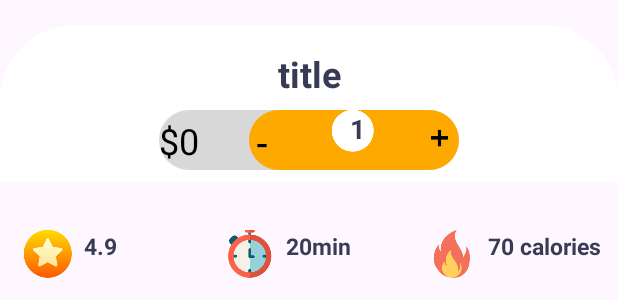
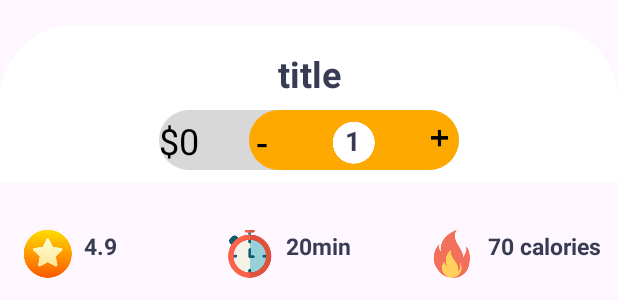
Before and after one commit to a01685958283/PRM392-G4, an Android app: the layout activity_show_detail.xml on its own in the app's theme, with its tools: preview values and no code run, on a phone screen of 412 x 824 dp. Shown: the part 511-811 px from the top of the screen. Run offline under Robolectric (Android 15) with nearby library versions, the phone set to English and light mode, and no system bars.

Commit message:
Error x34

```diff
--- a/app/src/main/AndroidManifest.xml
+++ b/app/src/main/AndroidManifest.xml
@@ -12,6 +12,9 @@
         android:supportsRtl="true"
         android:theme="@style/Theme.TeamPRM392"
         tools:targetApi="31">
+        <activity
+            android:name="com.example.Active.ShowDetailActivity"
+            android:exported="false" />
         <activity
             android:name="com.example.Active.SignupActivity"
             android:exported="false" />
--- a/app/src/main/java/com/example/Active/ShowDetailActivity.java
+++ b/app/src/main/java/com/example/Active/ShowDetailActivity.java
@@ -19,7 +19,8 @@ public class ShowDetailActivity extends AppCompatActivity {
     private FoodDomain object;
     private int numberOrder = 1;
     private ManagementCart managementCart;
-    protected void OnCreate(Bundle saveInstanceState){
+    @Override
+    protected void onCreate(Bundle saveInstanceState){
         super.onCreate(saveInstanceState);
         setContentView(R.layout.activity_show_detail);
 
--- a/app/src/main/java/com/example/Adapter/CartListAdapter.java
+++ b/app/src/main/java/com/example/Adapter/CartListAdapter.java
@@ -40,7 +40,7 @@ public class CartListAdapter extends RecyclerView.Adapter<CartListAdapter.ViewHo
     }
 
     @Override
-    public void onBindViewHolder(@NonNull ViewHolder holder, @SuppressLint("RecyclerView") int position){
+    public void onBindViewHolder(@NonNull ViewHolder holder, int position){
         holder.title.setText(listFoodSelected.get(position).getTitle());
         holder.feeEachItem.setText("$"+listFoodSelected.get(position).getFee());
         holder.totalEachItem.setText("$"+Math.round(listFoodSelected.get(position).getNumberInCart()*listFoodSelected.get(position).getFee()));
--- a/app/src/main/java/com/example/Adapter/RecommendedAdapter.java
+++ b/app/src/main/java/com/example/Adapter/RecommendedAdapter.java
@@ -38,7 +38,7 @@ public class RecommendedAdapter extends RecyclerView.Adapter<RecommendedAdapter.
         int drawableResourceId = holder.itemView.getContext().getResources().
                 getIdentifier(RecommendedDomains.get(position).getPic(), "drawable",holder.itemView.getContext().getPackageName());
         Glide.with(holder.itemView.getContext())
-                .load(drawableResourceId).into(holder.Pic);
+                .load(drawableResourceId).into(holder.pic);
 
         holder.btn_add.setOnClickListener(v -> {
                 Intent intent=new Intent(holder.itemView.getContext(), ShowDetailActivity.class);
@@ -52,12 +52,12 @@ public class RecommendedAdapter extends RecyclerView.Adapter<RecommendedAdapter.
 
     public class ViewHolder extends RecyclerView.ViewHolder{
         TextView title, fee;
-        ImageView Pic;
+        ImageView pic;
         ImageView btn_add;
         public ViewHolder(@NonNull View itemView){
             super(itemView);
             title = itemView.findViewById(R.id.title);
-            Pic = itemView.findViewById(R.id.pic);
+            pic = itemView.findViewById(R.id.pic);
             fee= itemView.findViewById(R.id.fee);
             btn_add = itemView.findViewById(R.id.btn_add);
         }
--- a/app/src/main/java/com/example/Helper/ManagementCart.java
+++ b/app/src/main/java/com/example/Helper/ManagementCart.java
@@ -39,7 +39,7 @@ public class ManagementCart {
     ;
 
     public ArrayList<FoodDomain> getListCart() {
-        return tinyDB.getListObject("CradList");
+        return tinyDB.getListObject("CardList");
     }
 
     public void minusNumberFood(ArrayList<FoodDomain> listfood, int position, ChangeNumberItemsListener changeNumberItemsListener) {
--- a/app/src/main/res/layout/activity_cart.xml
+++ b/app/src/main/res/layout/activity_cart.xml
@@ -14,7 +14,7 @@
         android:text="Your Cart is Empty"
         android:textColor="#7A7A7A"
         android:textSize="16sp"
-        android:visibility="visible"
+        android:visibility="gone"
         app:layout_constraintBottom_toBottomOf="@+id/scrollView2"
         app:layout_constraintEnd_toEndOf="@+id/scrollView2"
         app:layout_constraintStart_toStartOf="@+id/scrollView2"
@@ -187,7 +187,7 @@
                     android:id="@+id/textView15"
                     android:layout_width="wrap_content"
                     android:layout_height="wrap_content"
-                    android:text="CheckOut"
+                    android:text="Check Out"
                     android:textColor="#ffffff"
                     android:textSize="25sp"
                     android:textStyle="bold"
--- a/app/src/main/res/layout/activity_show_detail.xml
+++ b/app/src/main/res/layout/activity_show_detail.xml
@@ -88,10 +88,9 @@
                             android:layout_height="wrap_content"
                             app:layout_constraintBottom_toBottomOf="parent"
                             app:layout_constraintEnd_toEndOf="parent"
-                            app:layout_constraintHorizontal_bias="0.494"
                             app:layout_constraintStart_toStartOf="parent"
                             app:layout_constraintTop_toTopOf="parent"
-                            app:layout_constraintVertical_bias="0.0"
+                            app:layout_constraintVertical_bias="0.666"
                             app:srcCompat="@drawable/white_circle" />
 
                         <TextView
@@ -104,10 +103,9 @@
                             android:textStyle="bold"
                             app:layout_constraintBottom_toBottomOf="parent"
                             app:layout_constraintEnd_toStartOf="@+id/plusCardBtn"
-                            app:layout_constraintHorizontal_bias="0.566"
+                            app:layout_constraintHorizontal_bias="0.531"
                             app:layout_constraintStart_toEndOf="@+id/minusCardBtn"
-                            app:layout_constraintTop_toTopOf="parent"
-                            app:layout_constraintVertical_bias="0.0" />
+                            app:layout_constraintTop_toTopOf="parent" />
 
                         <ImageView
                             android:id="@+id/plusCardBtn"
```
